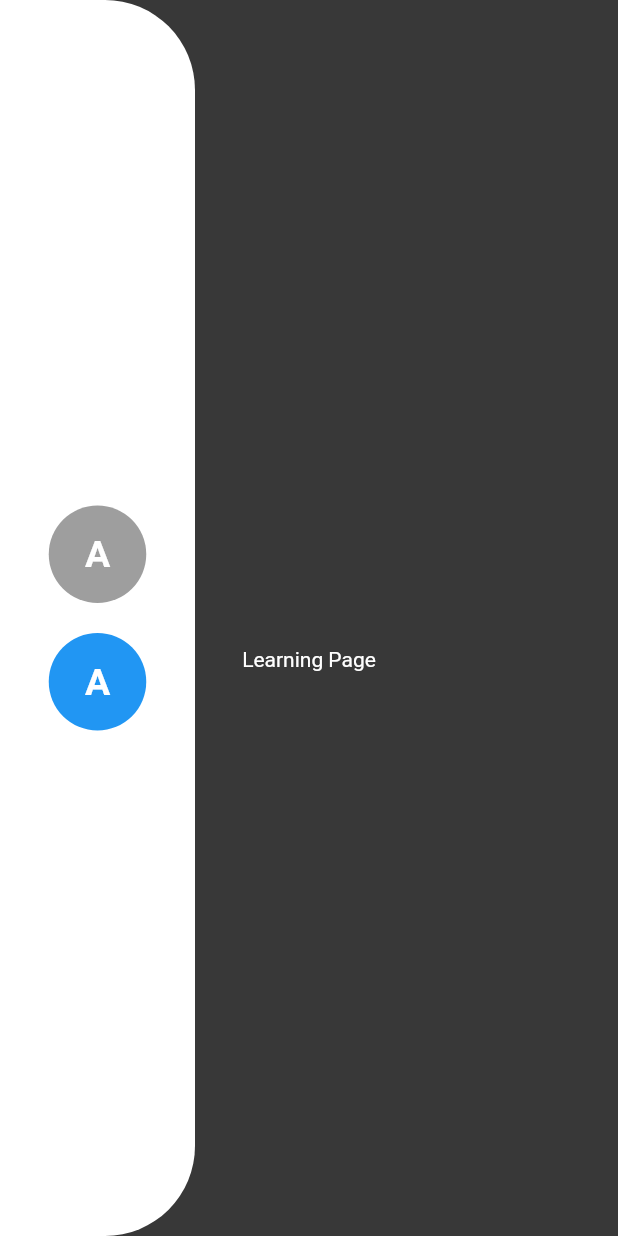
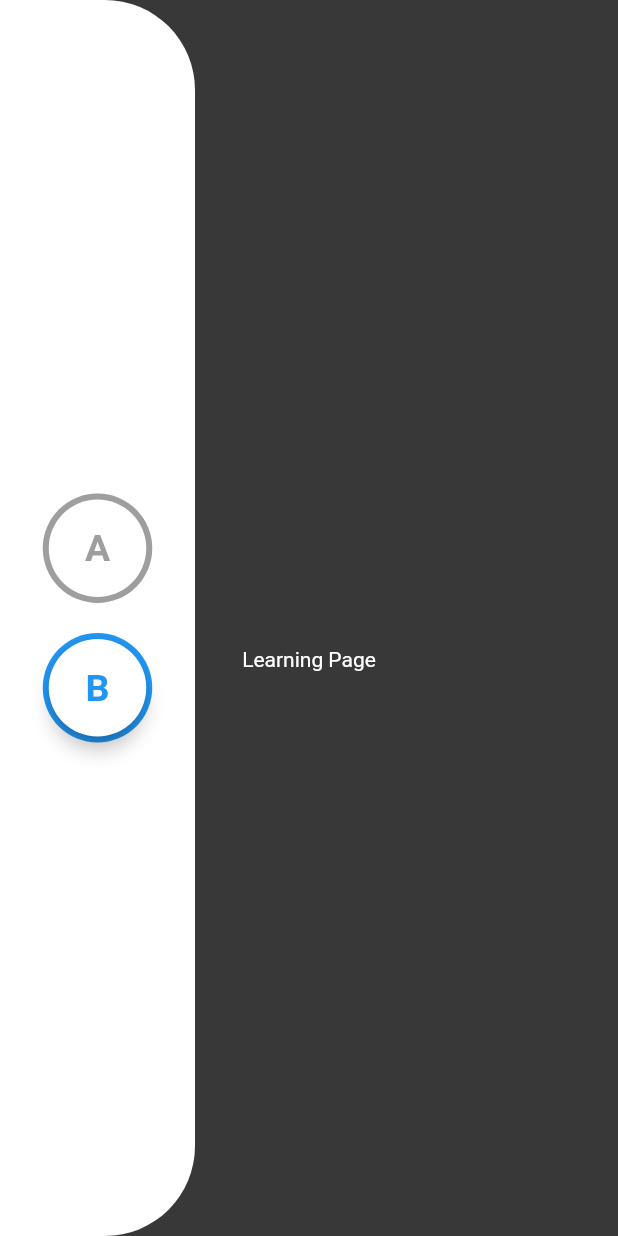
Before and after one commit to s7Thiago/ordenation-mark, a Flutter app: the screen it shows after launch, scrolled down 576 dp, on a phone screen of 412 x 824 dp. Run offline on Flutter 3.47's test engine with Material 2 defaults, Android fonts, the phone set to English and light mode, and no system bars.

Commit message:
Melhorando estilo dos botões de navegação

```diff
--- a/lib/shared/widgets/navigation_bar_widget/custom_navigation_item.dart
+++ b/lib/shared/widgets/navigation_bar_widget/custom_navigation_item.dart
@@ -8,7 +8,7 @@ class CustomNavigationItem extends StatelessWidget {
   final int index;
   final int? selectedIndex;
 
-  CustomNavigationItem({
+  const CustomNavigationItem({
     Key? key,
     this.child,
     required this.onTap,
@@ -31,6 +31,11 @@ class CustomNavigationItem extends StatelessWidget {
             navigation.updateIndex(selectedIndex!);
             onTap();
           },
+          child: Card(
+            elevation: navigation.currentIndex == index ? 5 : 0,
+            shape: RoundedRectangleBorder(
+              borderRadius: BorderRadius.circular(40),
+            ),
             child: Container(
               width: 65,
               height: 65,
@@ -39,12 +44,15 @@ class CustomNavigationItem extends StatelessWidget {
               ),
               alignment: Alignment.center,
               child: child ??
-                const Text(
+                  Text(
                     'A',
                     style: TextStyle(
                       fontSize: 25,
                       fontWeight: FontWeight.bold,
-                    color: Colors.white,
+                      color: navigation.currentIndex == index
+                          ? Colors.blue
+                          : Colors.grey,
+                    ),
                   ),
             ),
           ),
--- a/lib/shared/widgets/navigation_bar_widget/navigation_bar.dart
+++ b/lib/shared/widgets/navigation_bar_widget/navigation_bar.dart
@@ -61,6 +61,16 @@ class _NavigationBarState extends State<NavigationBar> {
             onTap: () {
               animateToPage(1);
             },
+            child: Text(
+              'B',
+              style: TextStyle(
+                fontSize: 25,
+                fontWeight: FontWeight.bold,
+                color: navigationProvider.currentIndex == 1
+                    ? Colors.blue
+                    : Colors.grey,
+              ),
+            ),
           ),
         ],
       ),
```
Lines whose indentation alone changed are shown as unchanged.
